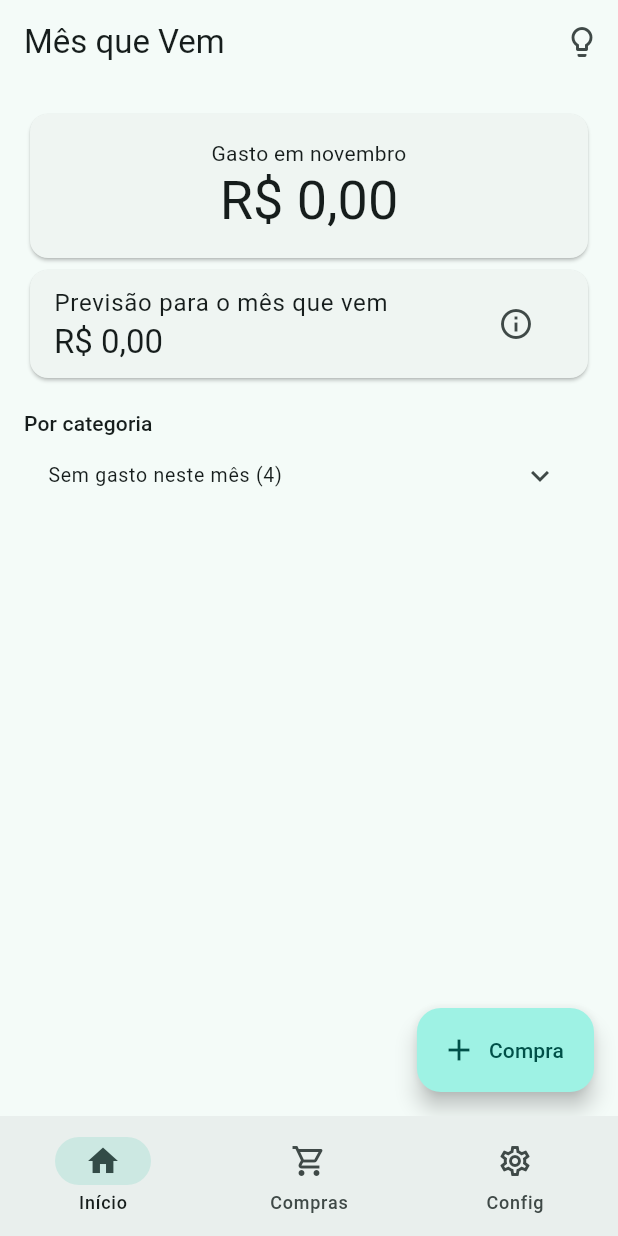
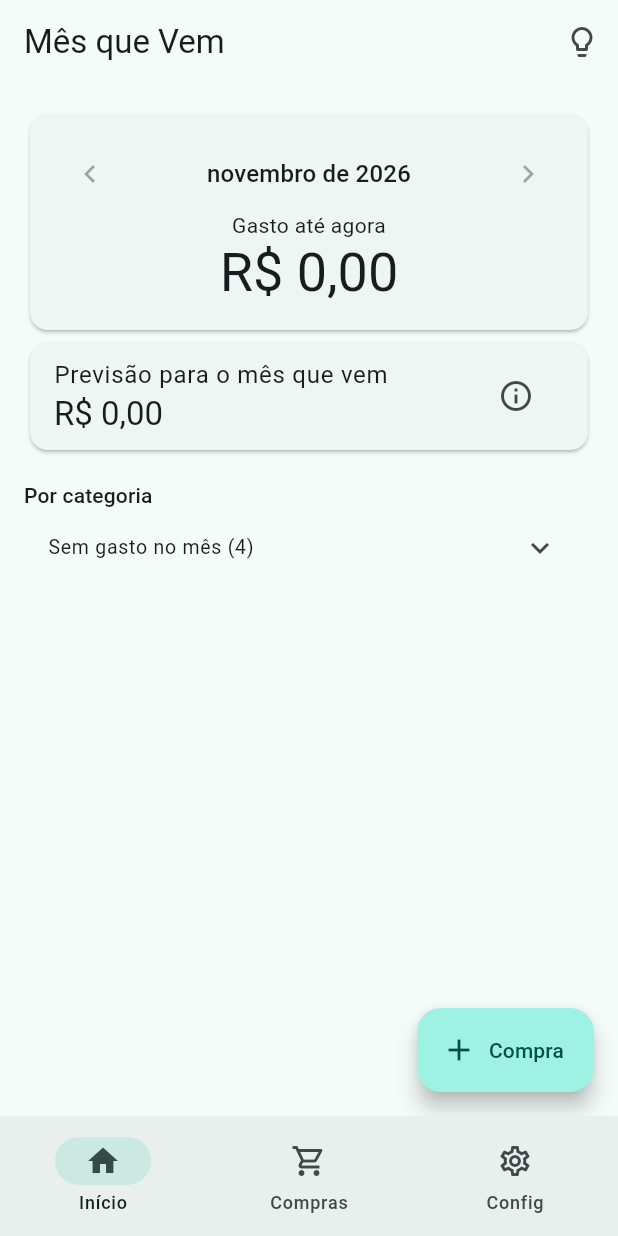
Before and after one commit to claulis/mesquevem, a Flutter app: the screen it shows after launch, on a phone screen of 412 x 824 dp. Run offline on Flutter 3.47's test engine with Material 3 defaults, Android fonts, the phone set to English and light mode, and no system bars; our stand-ins replace file_picker, flutter_local_notifications, share_plus, shared_preferences; missing offline and left inert: workmanager.

Commit message:
UI 9: ver meses anteriores na tela principal
O cartão do mês ganha setas (‹ outubro de 2026 ›) e aceita deslizar para
os lados. Volta até o mês da primeira compra (no máximo 36 meses) e não
avança além do atual. Em mês fechado não há ritmo ideal nem "pode gastar
por dia": aparece quanto ficou abaixo ou passou do teto. As categorias
acompanham o mês escolhido.

Co-Authored-By: Claude Opus 5.5 <noreply@anthropic.com>
Claude-Session: https://claude.ai/code/session_01X7x85yiy4EJFn2mp3Jm7SW

```diff
--- a/lib/features/previsao/home_page.dart
+++ b/lib/features/previsao/home_page.dart
@@ -1,3 +1,4 @@
+import 'dart:math';
 import 'package:flutter/material.dart';
 import 'package:provider/provider.dart';
 import '../../core/format.dart';
@@ -23,8 +24,11 @@ Color corDoLimite(BuildContext context) =>
         ? corLimiteEscuro
         : corLimite;
 
-class HomePage extends StatelessWidget {
+class HomePage extends StatefulWidget {
   const HomePage({super.key});
+
+  @override
+  State<HomePage> createState() => _HomePageState();
 
   /// Linha de uma categoria: nome e gasto do mês; embaixo, o limite (se
   /// houver) em azul claro, ou vermelho se o gasto passou dele, com uma barra
@@ -85,7 +89,7 @@ class HomePage extends StatelessWidget {
       if (tipo == TipoCategoria.compra && sem.isNotEmpty)
         ExpansionTile(
           dense: true,
-          title: Text('Sem gasto neste mês (${sem.length})'),
+          title: Text('Sem gasto no mês (${sem.length})'),
           children: [
             for (final n in sem)
               _categoria(context, n, 0, store.limite(tipo, n)),
@@ -95,10 +99,12 @@ class HomePage extends StatelessWidget {
   }
 
   /// Gasto do mês sobre o teto, com uma marca no ritmo ideal para hoje
-  /// (dia de hoje / dias do mês). Azul; vermelha se passou do teto.
+  /// (dia de hoje / dias do mês). Azul; vermelha se passou do teto. Mês já
+  /// fechado ([hoje] null) não tem ritmo ideal.
   static Widget _barraTeto(
-      BuildContext context, double gasto, double teto, DateTime hoje) {
-    final ideal = hoje.day / diasNoMes(hoje.year, hoje.month);
+      BuildContext context, double gasto, double teto, DateTime? hoje) {
+    final ideal =
+        hoje == null ? null : hoje.day / diasNoMes(hoje.year, hoje.month);
     final trilho = Theme.of(context).colorScheme.surfaceContainerHighest;
     return Column(children: [
       const SizedBox(height: 8),
@@ -117,6 +123,7 @@ class HomePage extends StatelessWidget {
                       color: gasto > teto ? corAcima : corTeto,
                       borderRadius: BorderRadius.circular(7))),
             ),
+            if (ideal != null)
               Positioned(
                 left: (c.maxWidth * ideal - 1).clamp(0.0, c.maxWidth - 2),
                 top: 0,
@@ -134,19 +141,37 @@ class HomePage extends StatelessWidget {
       ),
       const SizedBox(height: 4),
       Text(
-          '${fmtValor(gasto)} de ${fmtValor(teto)} · ideal até hoje: '
-          '${fmtValor(teto * ideal)}',
+          '${fmtValor(gasto)} de ${fmtValor(teto)}'
+          '${ideal == null ? '' : ' · ideal até hoje: ${fmtValor(teto * ideal)}'}',
           textAlign: TextAlign.center,
           style: Theme.of(context).textTheme.bodySmall),
     ]);
   }
+}
+
+class _HomePageState extends State<HomePage> {
+  /// Mês exibido no cartão e nas categorias: 0 = atual, -1 = anterior...
+  int _desloc = 0;
 
   @override
   Widget build(BuildContext context) {
     final store = context.watch<Store>();
     final hoje = DateTime.now();
     final (valor, metodo) = previsao(store.compras, hoje);
-    final mes = gastoDoMes(store.compras, hoje);
+    final visto = DateTime(hoje.year, hoje.month + _desloc);
+    final mesAtual = _desloc == 0;
+    final mes = gastoDoMes(store.compras, visto);
+    // volta até o mês da primeira compra, no máximo a janela da previsão
+    // (uma data absurda de backup não cria anos de meses vazios)
+    final primeiro = store.compras.isEmpty
+        ? 0
+        : store.compras
+            .map((c) =>
+                (c.data.year - hoje.year) * 12 + c.data.month - hoje.month)
+            .reduce(min);
+    final podeVoltar = _desloc > max(primeiro, -janelaMeses);
+    final podeAvancar = _desloc < 0;
+    void irPara(int d) => setState(() => _desloc = d);
     final teto = store.teto;
     // opcional: os testes montam o app sem ele
     final fundo = context.watch<Fundo?>();
@@ -190,35 +215,73 @@ class HomePage extends StatelessWidget {
         child: ListView(
             padding: const EdgeInsets.fromLTRB(16, 16, 16, 88),
             children: [
-              // o que se acompanha no dia a dia vem primeiro: o mês atual
-              Card(
+              // o que se acompanha no dia a dia vem primeiro: o mês atual;
+              // setas ou deslizar o cartão mostram os meses anteriores
+              GestureDetector(
+                onHorizontalDragEnd: (d) {
+                  final v = d.primaryVelocity ?? 0;
+                  if (v > 300 && podeVoltar) irPara(_desloc - 1);
+                  if (v < -300 && podeAvancar) irPara(_desloc + 1);
+                },
+                child: Card(
                   key: const Key('cartaoMes'),
                   child: Padding(
                     padding: const EdgeInsets.all(16),
                     child: Column(children: [
-                    Text('Gasto em ${meses[hoje.month - 1]}',
+                      Row(children: [
+                        IconButton(
+                          icon: const Icon(Icons.chevron_left),
+                          tooltip: 'Mês anterior',
+                          onPressed:
+                              podeVoltar ? () => irPara(_desloc - 1) : null,
+                        ),
+                        Expanded(
+                          child: Text(
+                              '${meses[visto.month - 1]} de ${visto.year}',
+                              textAlign: TextAlign.center,
+                              style: tema.titleMedium),
+                        ),
+                        IconButton(
+                          icon: const Icon(Icons.chevron_right),
+                          tooltip: 'Próximo mês',
+                          onPressed:
+                              podeAvancar ? () => irPara(_desloc + 1) : null,
+                        ),
+                      ]),
+                      Text(mesAtual ? 'Gasto até agora' : 'Gasto no mês',
                           textAlign: TextAlign.center),
                       Text(fmtValor(mes.total),
-                        textAlign: TextAlign.center, style: tema.displaySmall),
+                          textAlign: TextAlign.center,
+                          style: tema.displaySmall),
                       if (teto != null) ...[
                         Text('Teto: ${fmtValor(teto)}',
                             textAlign: TextAlign.center,
                             style: tema.titleMedium?.copyWith(color: corTeto)),
-                      _barraTeto(context, mes.total, teto, hoje),
+                        HomePage._barraTeto(
+                            context, mes.total, teto, mesAtual ? hoje : null),
                         const SizedBox(height: 8),
                         if (mes.total > teto)
-                        Text('Teto estourado em ${fmtValor(mes.total - teto)}',
+                          Text(
+                              '${mesAtual ? 'Teto estourado' : 'Passou do teto'}'
+                              ' em ${fmtValor(mes.total - teto)}',
                               textAlign: TextAlign.center,
                               style: tema.titleSmall?.copyWith(color: corAcima))
-                      else
+                        else if (mesAtual)
                           Text(
                               'Pode gastar '
                               '${fmtValor(porDiaAteOFim(mes.total, teto, hoje))} '
                               'por dia até o fim do mês',
                               textAlign: TextAlign.center,
+                              style: tema.titleSmall)
+                        else
+                          Text(
+                              'Ficou ${fmtValor(teto - mes.total)} abaixo do '
+                              'teto',
+                              textAlign: TextAlign.center,
                               style: tema.titleSmall),
                       ],
                     ]),
+                  ),
                 ),
               ),
               Card(
@@ -244,10 +307,10 @@ class HomePage extends StatelessWidget {
                   ),
                 ),
               ),
-              ..._secao(context, store, 'Por categoria', TipoCategoria.compra,
-                  mes.porCategoria),
-              ..._secao(context, store, 'Por evento', TipoCategoria.evento,
-                  mes.porEvento),
+              ...HomePage._secao(context, store, 'Por categoria',
+                  TipoCategoria.compra, mes.porCategoria),
+              ...HomePage._secao(context, store, 'Por evento',
+                  TipoCategoria.evento, mes.porEvento),
             ]),
       ),
     );
```
Also changed, not shown: 1 other file. Lines whose indentation alone changed are shown as unchanged.
